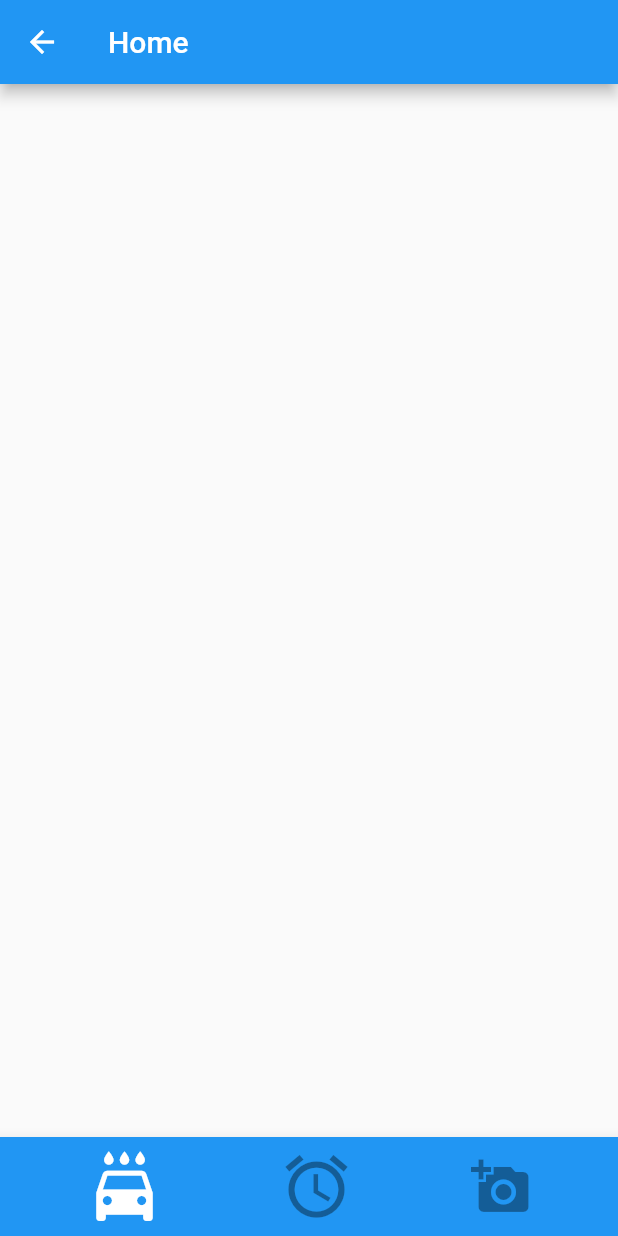
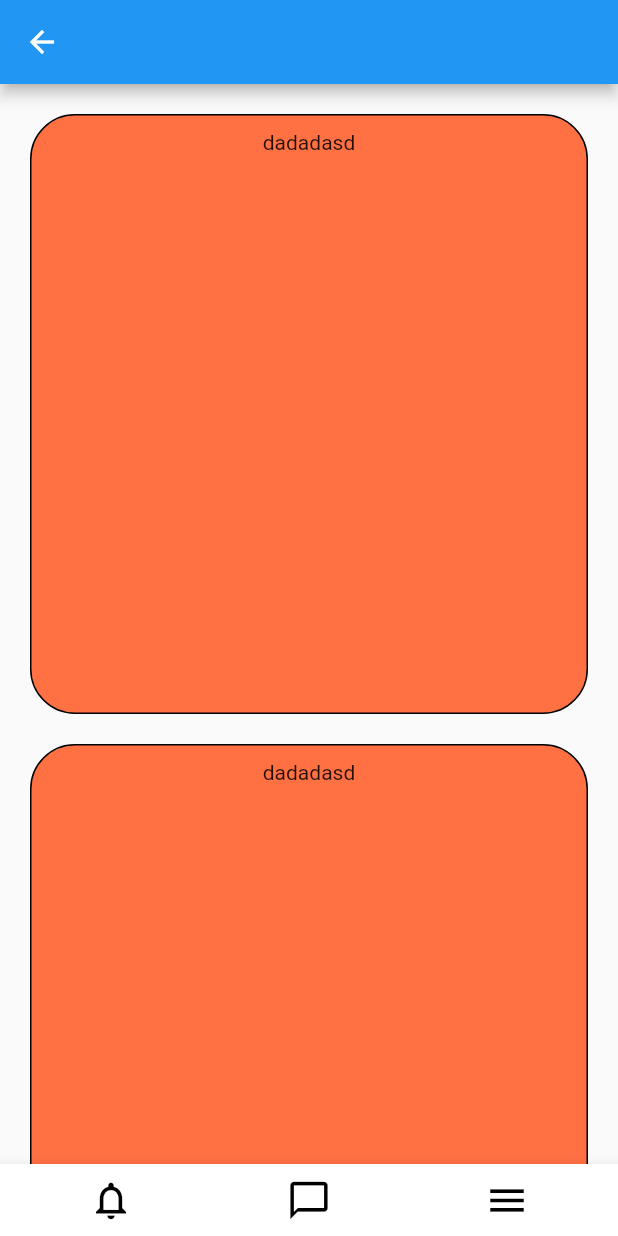
Before and after one commit to Dongmingguoguo/School_Assistant, a Flutter app: the HomePage screen opened directly, on a phone screen of 412 x 824 dp. Run offline on Flutter 3.47's test engine with Material 2 defaults, Android fonts, the phone set to English and light mode, and no system bars; our stand-ins replace firebase_auth, firebase_database, firebase_storage, image_picker; accounts and stored records are empty.

Commit message:
Add few bit more message and the system for uploading photos

```diff
--- a/lib/Home/HomePage.dart
+++ b/lib/Home/HomePage.dart
@@ -1,112 +1,135 @@
 import 'package:final_project/Register/LoginRegisterPage.dart';
 import 'package:flutter/material.dart';
 import 'package:final_project/Home/Authentication.dart';
+import 'package:final_project/Help_Center/Upload.dart';
 
 
-
-class HomePage extends StatefulWidget
-{
+class HomePage extends StatefulWidget{
   final AuthImplementation auth;
   final VoidCallback onSignedOut;
 
-  HomePage
-  ({
+  HomePage({
     this.auth,
     this.onSignedOut,
   });
 
-
-
   @override
-    State<StatefulWidget> createState()
-    {
+    State<StatefulWidget> createState(){
       return _HomePageState();
     }
 }
 
-class _HomePageState extends State<HomePage>
-{
-
-
-  void _logoutUser() async
-  {
-    try
-    {
+class _HomePageState extends State<HomePage>{
+  void _logoutUser() async{
+    try{
       await widget.auth.signOut();
       widget.onSignedOut();
     }
-    catch(e)
-    {
+    catch(e){
       print(e.toString());
+    }
+  }
 
-    }
+  Widget xixi() {
+    BoxDecoration myBoxDecoration() {
+      return BoxDecoration(
+        color: Color(0xFFFF7043),
+        borderRadius: new BorderRadius.circular(30),
+        border: Border.all(
+          width: 1,
+          ),
+          );
+        }
+    return new Container (
 
+      width: 1000,
 
+      child: new Column(
 
+        children: <Widget>[
+          new Container(
+
+            decoration: myBoxDecoration(),
+            height: 400,
+            width: 380,
+             margin: const EdgeInsets.all(10.0),
+             padding: const EdgeInsets.all(10.0),
+            child: Text('dadadasd', textAlign: TextAlign.center,),
+
+          ),
+
+        ],
+      ),
+
+    );
   }
 
 
   @override
-    Widget build(BuildContext context)
-    {
-      return new Scaffold
-      (
-        appBar: new AppBar
-        (
-          title: new Text("Home"),
-        ),
+    Widget build(BuildContext context){
+      return new Scaffold(
+        appBar: new AppBar(
 
-        body: new Container
-        (
+
 
         ),
 
-        bottomNavigationBar: new BottomAppBar
-        (
-          color: Colors.blue,
+        body: new SingleChildScrollView(
 
-          child: new Container
-          (
+          padding: const EdgeInsets.all(10.0),
+
+          child: new Column(
+            children: <Widget>[
+              xixi(),
+              xixi(),
+
+            ],
+
+          )
+        ),
+
+
+        bottomNavigationBar: new BottomAppBar(
+          color: Colors.white,
+
+          child: new Container(
             margin: const EdgeInsets.only(left: 50.0, right: 50.0),
 
-
-
-            child: new Row
-            (
+            child: new Row(
               mainAxisAlignment: MainAxisAlignment.spaceBetween,
               mainAxisSize: MainAxisSize.max,
 
-              children: <Widget>
-              [
-                new IconButton
-                (
-                  icon: new Icon(Icons.local_car_wash),
-                  iconSize: 50,
-                  color: Colors.white,
+              children: <Widget>[
+                new IconButton(
+                  tooltip: 'Time',
+                  icon: new Icon(Icons.notifications_none),
+                  iconSize: 30,
+                  color: Colors.black,
 
                   onPressed: _logoutUser,
                 ),
 
-                new IconButton
-                (
-                  icon: new Icon(Icons.alarm),
-                  iconSize: 50,
-                  color: Colors.white,
+                new IconButton(
+                  tooltip: 'Todo',
+                  icon: new Icon(Icons.chat_bubble_outline),
+                  iconSize: 30,
+                  color: Colors.black,
 
-                  onPressed: null,
+                  onPressed: (){
+                    Navigator.push(context, MaterialPageRoute(builder: (context){
+                      return new Upload();
+                    }));
+                  },
                 ),
 
-                 new IconButton
-                (
-                  icon: new Icon(Icons.add_a_photo),
-                  iconSize: 40,
-                  color: Colors.white,
+                 new IconButton(
+                   tooltip: 'Me',
+                  icon: new Icon(Icons.menu),
+                  iconSize: 30,
+                  color: Colors.black,
 
-                  onPressed: null,
-
+                  onPressed: _logoutUser,
                 ),
-
-
               ],
             ),
           ),
--- a/lib/main.dart
+++ b/lib/main.dart
@@ -4,20 +4,22 @@ import 'package:final_project/Home/HomePage.dart';
 import 'package:final_project/Register/LoginRegisterPage.dart';
 import 'package:final_project/Home/Mapping.dart';
 import 'package:final_project/Home/Authentication.dart';
+import 'package:final_project/Help_Center/help.dart';
 
 
-void main() => runApp(MyApp());
+void main() => runApp(BlogApp());
 
-class MyApp extends StatelessWidget {
+class BlogApp extends StatelessWidget {
   // This widget is the root of your application.
   @override
   Widget build(BuildContext context) {
     return MaterialApp(
       title: 'Flutter Demo',
-      theme: ThemeData(
+       home: MappingPage(auth: Auth(),),
+       theme: ThemeData(
         primarySwatch: Colors.blue,
       ),
-      home: MappingPage(auth: Auth(),),
+
     );
   }
 }
--- a/pubspec.yaml
+++ b/pubspec.yaml
@@ -23,7 +23,13 @@ dependencies:
   # The following adds the Cupertino Icons font to your application.
   # Use with the CupertinoIcons class for iOS style icons.
   cupertino_icons: ^0.1.2
+  intl: ^0.15.7
+  image_picker: ^0.4.10
   firebase_auth:
+  firebase_database:
+  firebase_storage:
+
+
 
 dev_dependencies:
   flutter_test:
```
Also changed, not shown: lib/Help_Center/DialogBox.dart (added, +38 -0 lines), lib/Help_Center/Upload.dart (added, +91 -0 lines), lib/Register/LoginRegisterPage.dart (+7 -3 lines), lib/Help_Center/help.dart (added), pubspec.lock, 2 other files.
